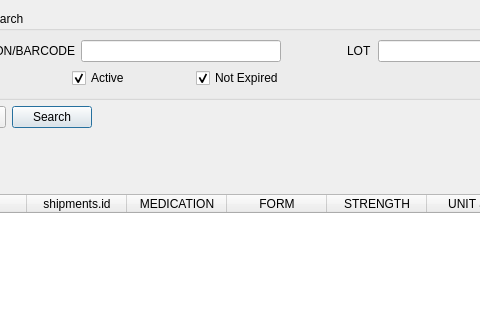
Qt form src/inventoryframe.ui (kyledevans/Medicine-Track) before a commit; both pictures show x 85 to 565 and y 0 to 320 of the 921 by 655 pixel window.
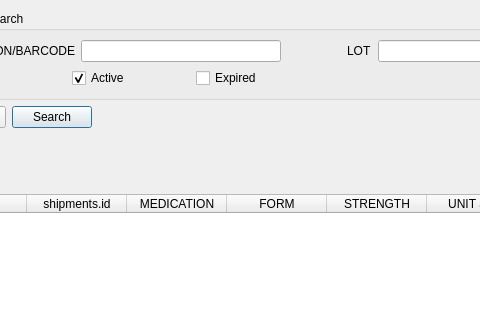
The same form after that commit. Custom widgets are drawn as their Qt base class.

What changed in the file:
```diff
--- a/src/inventoryframe.ui
+++ b/src/inventoryframe.ui
@@ -171,10 +171,7 @@
         <item>
          <widget class="QCheckBox" name="notExpiredCheckbox">
           <property name="text">
-           <string notr="true">Not Expired</string>
-          </property>
-          <property name="checked">
-           <bool>true</bool>
+           <string notr="true">Expired</string>
           </property>
          </widget>
         </item>
```
Left out of the diff: 14 changed lines with no effect on the pictures.
